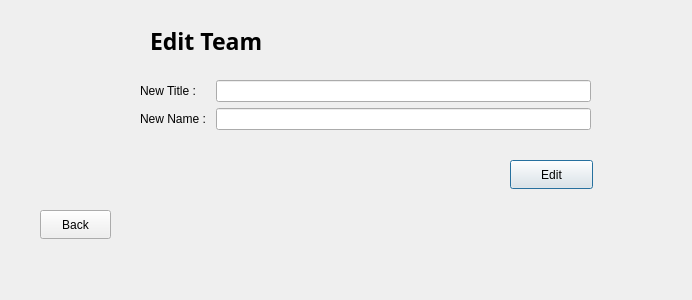
First picture: the form in Project_Ap/editteampage.ui, repository Hasansaberifar/AP_Prozhe, before the edit.
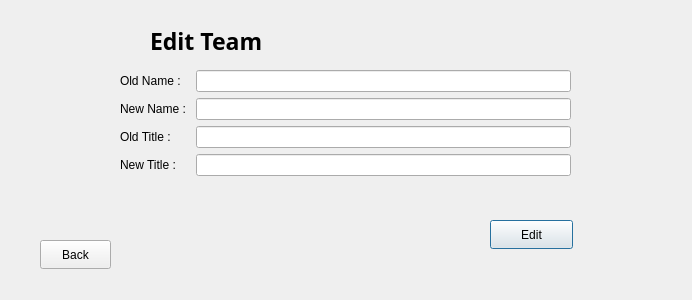
Second picture: the form after the edit.

Patch:
```diff
--- a/Project_Ap/editteampage.ui
+++ b/Project_Ap/editteampage.ui
@@ -16,8 +16,8 @@
   <widget class="QPushButton" name="pushButton">
    <property name="geometry">
     <rect>
-     <x>510</x>
-     <y>160</y>
+     <x>490</x>
+     <y>220</y>
      <width>83</width>
      <height>29</height>
     </rect>
@@ -29,20 +29,36 @@
   <widget class="QWidget" name="formLayoutWidget">
    <property name="geometry">
     <rect>
-     <x>140</x>
-     <y>80</y>
+     <x>120</x>
+     <y>70</y>
      <width>451</width>
-     <height>71</height>
+     <height>142</height>
     </rect>
    </property>
    <layout class="QFormLayout" name="formLayout">
     <item row="0" column="0">
-     <widget class="QLabel" name="label_2">
+     <widget class="QLabel" name="label_4">
       <property name="text">
-       <string>New Title : </string>
+       <string>Old Name :</string>
       </property>
      </widget>
     </item>
+    <item row="2" column="0">
+     <widget class="QLabel" name="label_5">
+      <property name="text">
+       <string>Old Title :</string>
+      </property>
+     </widget>
+    </item>
+    <item row="0" column="1">
+     <widget class="QLineEdit" name="OldNameForTeam"/>
+    </item>
+    <item row="2" column="1">
+     <widget class="QLineEdit" name="OldTitleForTeam"/>
+    </item>
+    <item row="1" column="1">
+     <widget class="QLineEdit" name="NewNameForTeam"/>
+    </item>
     <item row="1" column="0">
      <widget class="QLabel" name="label_3">
       <property name="text">
@@ -50,12 +66,16 @@
       </property>
      </widget>
     </item>
-    <item row="0" column="1">
+    <item row="3" column="0">
+     <widget class="QLabel" name="label_2">
+      <property name="text">
+       <string>New Title : </string>
+      </property>
+     </widget>
+    </item>
+    <item row="3" column="1">
      <widget class="QLineEdit" name="newTitleForTeam"/>
     </item>
-    <item row="1" column="1">
-     <widget class="QLineEdit" name="NewNameForTeam"/>
-    </item>
    </layout>
   </widget>
   <widget class="QLabel" name="label">
@@ -82,7 +102,7 @@
    <property name="geometry">
     <rect>
      <x>40</x>
-     <y>210</y>
+     <y>240</y>
      <width>71</width>
      <height>29</height>
     </rect>
```
